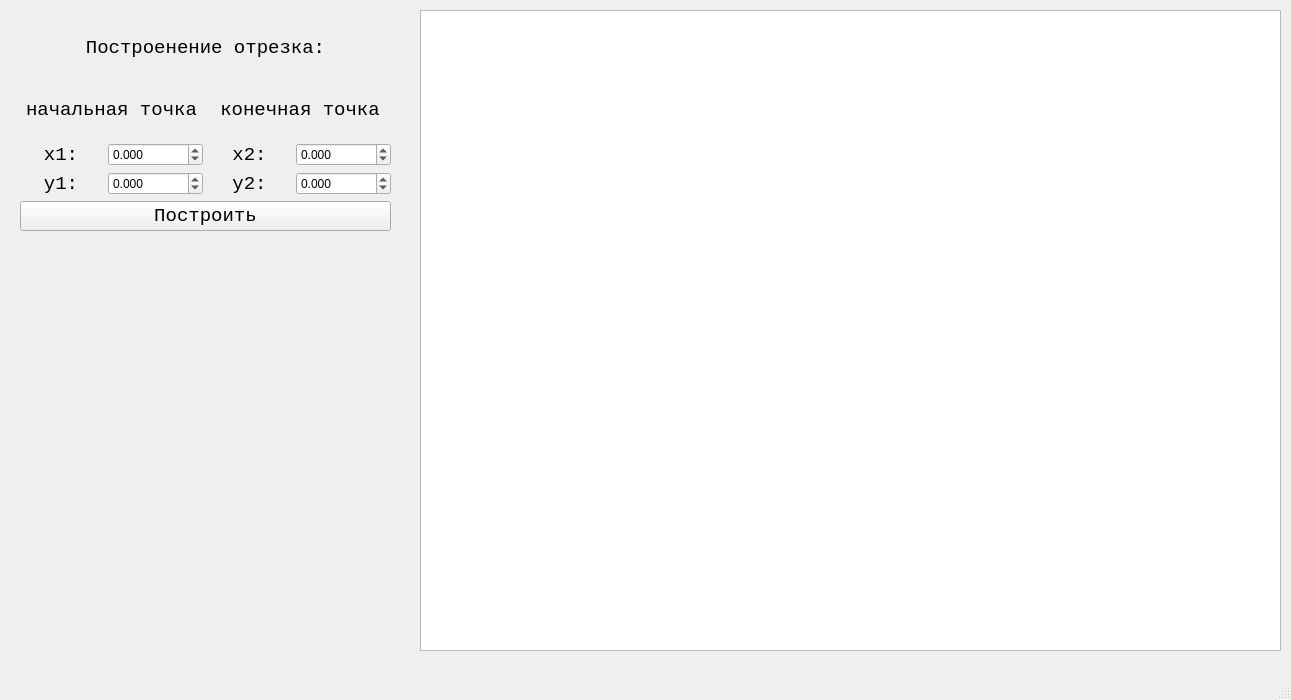
Old version of the form lab_03_cg/mainwindow.ui in the repository 4otis/4sem-computer-graphics.
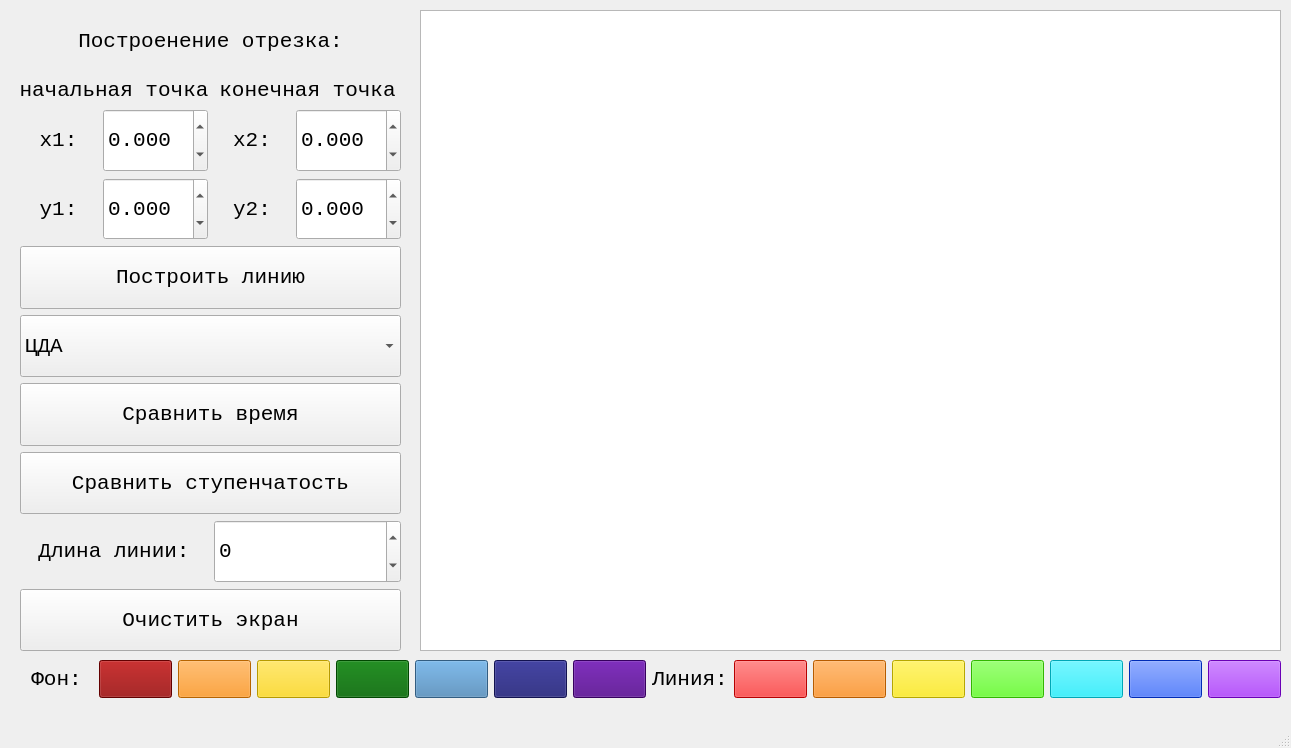
New version of the form.

Commit message: User interface was added.

The edit to the form file:
```diff
--- a/lab_03_cg/mainwindow.ui
+++ b/lab_03_cg/mainwindow.ui
@@ -7,7 +7,7 @@
     <x>0</x>
     <y>0</y>
     <width>1291</width>
-    <height>700</height>
+    <height>748</height>
    </rect>
   </property>
   <property name="windowTitle">
@@ -35,6 +35,11 @@
       <height>651</height>
      </size>
     </property>
+    <property name="font">
+     <font>
+      <pointsize>16</pointsize>
+     </font>
+    </property>
     <property name="verticalScrollBarPolicy">
      <enum>Qt::ScrollBarAlwaysOff</enum>
     </property>
@@ -60,18 +65,23 @@
     <property name="geometry">
      <rect>
       <x>20</x>
-      <y>20</y>
-      <width>371</width>
-      <height>211</height>
+      <y>10</y>
+      <width>381</width>
+      <height>641</height>
      </rect>
     </property>
+    <property name="font">
+     <font>
+      <pointsize>16</pointsize>
+     </font>
+    </property>
     <layout class="QGridLayout" name="gridLayout">
      <item row="3" column="0">
       <widget class="QLabel" name="label_7">
        <property name="font">
         <font>
          <family>Consolas</family>
-         <pointsize>14</pointsize>
+         <pointsize>16</pointsize>
         </font>
        </property>
        <property name="text">
@@ -82,8 +92,165 @@
        </property>
       </widget>
      </item>
+     <item row="7" column="0" colspan="4">
+      <widget class="QPushButton" name="pushButton_17">
+       <property name="sizePolicy">
+        <sizepolicy hsizetype="Minimum" vsizetype="Minimum">
+         <horstretch>0</horstretch>
+         <verstretch>0</verstretch>
+        </sizepolicy>
+       </property>
+       <property name="font">
+        <font>
+         <family>Consolas</family>
+         <pointsize>16</pointsize>
+        </font>
+       </property>
+       <property name="text">
+        <string>Сравнить ступенчатость</string>
+       </property>
+      </widget>
+     </item>
+     <item row="2" column="1">
+      <widget class="QDoubleSpinBox" name="doubleSpinBox">
+       <property name="sizePolicy">
+        <sizepolicy hsizetype="Minimum" vsizetype="Minimum">
+         <horstretch>0</horstretch>
+         <verstretch>0</verstretch>
+        </sizepolicy>
+       </property>
+       <property name="font">
+        <font>
+         <family>Consolas</family>
+         <pointsize>16</pointsize>
+        </font>
+       </property>
+       <property name="decimals">
+        <number>3</number>
+       </property>
+       <property name="minimum">
+        <double>-10000000.000000000000000</double>
+       </property>
+       <property name="maximum">
+        <double>10000000.000000000000000</double>
+       </property>
+      </widget>
+     </item>
+     <item row="1" column="2" colspan="2">
+      <widget class="QLabel" name="label_3">
+       <property name="font">
+        <font>
+         <family>Consolas</family>
+         <pointsize>16</pointsize>
+        </font>
+       </property>
+       <property name="text">
+        <string>конечная точка</string>
+       </property>
+       <property name="alignment">
+        <set>Qt::AlignCenter</set>
+       </property>
+      </widget>
+     </item>
+     <item row="5" column="0" colspan="4">
+      <widget class="QComboBox" name="comboBox">
+       <property name="sizePolicy">
+        <sizepolicy hsizetype="Minimum" vsizetype="Minimum">
+         <horstretch>0</horstretch>
+         <verstretch>0</verstretch>
+        </sizepolicy>
+       </property>
+       <property name="font">
+        <font>
+         <family>Consolas</family>
+         <pointsize>16</pointsize>
+        </font>
+       </property>
+       <item>
+        <property name="text">
+         <string>ЦДА</string>
+        </property>
+       </item>
+       <item>
+        <property name="text">
+         <string>Брезенхема (действительный)</string>
+        </property>
+       </item>
+       <item>
+        <property name="text">
+         <string>Брезенхема (целочисленный)</string>
+        </property>
+       </item>
+       <item>
+        <property name="text">
+         <string>Брезенхема с устранением ступенчатости</string>
+        </property>
+       </item>
+       <item>
+        <property name="text">
+         <string>Библиотечный</string>
+        </property>
+       </item>
+      </widget>
+     </item>
      <item row="3" column="1">
       <widget class="QDoubleSpinBox" name="doubleSpinBox_4">
+       <property name="sizePolicy">
+        <sizepolicy hsizetype="Minimum" vsizetype="Minimum">
+         <horstretch>0</horstretch>
+         <verstretch>0</verstretch>
+        </sizepolicy>
+       </property>
+       <property name="font">
+        <font>
+         <family>Consolas</family>
+         <pointsize>16</pointsize>
+        </font>
+       </property>
+       <property name="decimals">
+        <number>3</number>
+       </property>
+       <property name="minimum">
+        <double>-10000000.000000000000000</double>
+       </property>
+       <property name="maximum">
+        <double>10000000.000000000000000</double>
+       </property>
+      </widget>
+     </item>
+     <item row="11" column="0" colspan="4">
+      <widget class="QPushButton" name="pushButton_18">
+       <property name="sizePolicy">
+        <sizepolicy hsizetype="Minimum" vsizetype="Minimum">
+         <horstretch>0</horstretch>
+         <verstretch>0</verstretch>
+        </sizepolicy>
+       </property>
+       <property name="font">
+        <font>
+         <family>Consolas</family>
+         <pointsize>16</pointsize>
+        </font>
+       </property>
+       <property name="text">
+        <string>Очистить экран</string>
+       </property>
+      </widget>
+     </item>
+     <item row="2" column="3">
+      <widget class="QDoubleSpinBox" name="doubleSpinBox_2">
+       <property name="sizePolicy">
+        <sizepolicy hsizetype="Minimum" vsizetype="Minimum">
+         <horstretch>0</horstretch>
+         <verstretch>0</verstretch>
+        </sizepolicy>
+       </property>
+       <property name="font">
+        <font>
+         <family>Consolas</family>
+         <pointsize>16</pointsize>
+        </font>
+       </property>
        <property name="decimals">
         <number>3</number>
        </property>
@@ -100,7 +267,7 @@
        <property name="font">
         <font>
          <family>Consolas</family>
-         <pointsize>14</pointsize>
+         <pointsize>16</pointsize>
         </font>
        </property>
        <property name="text">
@@ -111,16 +278,19 @@
        </property>
       </widget>
      </item>
-     <item row="2" column="3">
-      <widget class="QDoubleSpinBox" name="doubleSpinBox_2">
-       <property name="decimals">
-        <number>3</number>
+     <item row="3" column="2">
+      <widget class="QLabel" name="label_6">
+       <property name="font">
+        <font>
+         <family>Consolas</family>
+         <pointsize>16</pointsize>
+        </font>
        </property>
-       <property name="minimum">
-        <double>-10000000.000000000000000</double>
+       <property name="text">
+        <string>y2:</string>
        </property>
-       <property name="maximum">
-        <double>10000000.000000000000000</double>
+       <property name="alignment">
+        <set>Qt::AlignCenter</set>
        </property>
       </widget>
      </item>
@@ -129,7 +299,7 @@
        <property name="font">
         <font>
          <family>Consolas</family>
-         <pointsize>14</pointsize>
+         <pointsize>16</pointsize>
         </font>
        </property>
        <property name="text">
@@ -145,7 +315,7 @@
        <property name="font">
         <font>
          <family>Consolas</family>
-         <pointsize>14</pointsize>
+         <pointsize>16</pointsize>
         </font>
        </property>
        <property name="text">
@@ -156,37 +326,20 @@
        </property>
       </widget>
      </item>
-     <item row="3" column="2">
-      <widget class="QLabel" name="label_6">
-       <property name="font">
-        <font>
-         <family>Consolas</family>
-         <pointsize>14</pointsize>
-        </font>
-       </property>
-       <property name="text">
-        <string>y2:</string>
-       </property>
-       <property name="alignment">
-        <set>Qt::AlignCenter</set>
-       </property>
-      </widget>
-     </item>
-     <item row="2" column="1">
-      <widget class="QDoubleSpinBox" name="doubleSpinBox">
-       <property name="decimals">
-        <number>3</number>
-       </property>
-       <property name="minimum">
-        <double>-10000000.000000000000000</double>
-       </property>
-       <property name="maximum">
-        <double>10000000.000000000000000</double>
-       </property>
-      </widget>
-     </item>
      <item row="3" column="3">
       <widget class="QDoubleSpinBox" name="doubleSpinBox_3">
+       <property name="sizePolicy">
+        <sizepolicy hsizetype="Minimum" vsizetype="Minimum">
+         <horstretch>0</horstretch>
+         <verstretch>0</verstretch>
+        </sizepolicy>
+       </property>
+       <property name="font">
+        <font>
+         <family>Consolas</family>
+         <pointsize>16</pointsize>
+        </font>
+       </property>
        <property name="decimals">
         <number>3</number>
        </property>
@@ -198,12 +351,37 @@
        </property>
       </widget>
      </item>
+     <item row="6" column="0" colspan="4">
+      <widget class="QPushButton" name="pushButton_16">
+       <property name="sizePolicy">
+        <sizepolicy hsizetype="Minimum" vsizetype="Minimum">
+         <horstretch>0</horstretch>
+         <verstretch>0</verstretch>
+        </sizepolicy>
+       </property>
+       <property name="font">
+        <font>
+         <family>Consolas</family>
+         <pointsize>16</pointsize>
+        </font>
+       </property>
+       <property name="text">
+        <string>Сравнить время</string>
+       </property>
+      </widget>
+     </item>
      <item row="1" column="0" colspan="2">
       <widget class="QLabel" name="label_2">
+       <property name="sizePolicy">
+        <sizepolicy hsizetype="Preferred" vsizetype="Fixed">
+         <horstretch>0</horstretch>
+         <verstretch>0</verstretch>
+        </sizepolicy>
+       </property>
        <property name="font">
         <font>
          <family>Consolas</family>
-         <pointsize>14</pointsize>
+         <pointsize>16</pointsize>
         </font>
        </property>
        <property name="text">
@@ -214,32 +392,406 @@
        </property>
       </widget>
      </item>
-     <item row="1" column="2" colspan="2">
-      <widget class="QLabel" name="label_3">
-       <property name="font">
-        <font>
-         <family>Consolas</family>
-         <pointsize>14</pointsize>
-        </font>
-       </property>
-       <property name="text">
-        <string>конечная точка</string>
-       </property>
-       <property name="alignment">
-        <set>Qt::AlignCenter</set>
-       </property>
-      </widget>
-     </item>
      <item row="4" column="0" colspan="4">
       <widget class="QPushButton" name="pushButton">
+       <property name="sizePolicy">
+        <sizepolicy hsizetype="Minimum" vsizetype="Minimum">
+         <horstretch>0</horstretch>
+         <verstretch>0</verstretch>
+        </sizepolicy>
+       </property>
        <property name="font">
         <font>
          <family>Consolas</family>
-         <pointsize>14</pointsize>
+         <pointsize>16</pointsize>
         </font>
        </property>
        <property name="text">
-        <string>Построить</string>
+        <string>Построить линию</string>
+       </property>
+      </widget>
+     </item>
+     <item row="9" column="2" colspan="2">
+      <widget class="QDoubleSpinBox" name="doubleSpinBox_5">
+       <property name="sizePolicy">
+        <sizepolicy hsizetype="Minimum" vsizetype="Minimum">
+         <horstretch>0</horstretch>
+         <verstretch>0</verstretch>
+        </sizepolicy>
+       </property>
+       <property name="font">
+        <font>
+         <family>Consolas</family>
+         <pointsize>16</pointsize>
+        </font>
+       </property>
+       <property name="decimals">
+        <number>0</number>
+       </property>
+       <property name="minimum">
+        <double>-10000000.000000000000000</double>
+       </property>
+       <property name="maximum">
+        <double>10000000.000000000000000</double>
+       </property>
+      </widget>
+     </item>
+     <item row="9" column="0" colspan="2">
+      <widget class="QLabel" name="label_10">
+       <property name="font">
+        <font>
+         <family>Consolas</family>
+         <pointsize>16</pointsize>
+        </font>
+       </property>
+       <property name="text">
+        <string>Длина линии:</string>
+       </property>
+       <property name="alignment">
+        <set>Qt::AlignCenter</set>
+       </property>
+      </widget>
+     </item>
+    </layout>
+   </widget>
+   <widget class="QWidget" name="gridLayoutWidget_2">
+    <property name="geometry">
+     <rect>
+      <x>20</x>
+      <y>660</y>
+      <width>1261</width>
+      <height>38</height>
+     </rect>
+    </property>
+    <property name="font">
+     <font>
+      <pointsize>16</pointsize>
+     </font>
+    </property>
+    <layout class="QGridLayout" name="gridLayout_2">
+     <item row="0" column="11">
+      <widget class="QPushButton" name="pushButton_12">
+       <property name="sizePolicy">
+        <sizepolicy hsizetype="Minimum" vsizetype="Minimum">
+         <horstretch>0</horstretch>
+         <verstretch>0</verstretch>
+        </sizepolicy>
+       </property>
+       <property name="font">
+        <font>
+         <pointsize>16</pointsize>
+        </font>
+       </property>
+       <property name="styleSheet">
+        <string notr="true">background-color: rgb(255, 128, 0);</string>
+       </property>
+       <property name="text">
+        <string/>
+       </property>
+      </widget>
+     </item>
+     <item row="0" column="2">
+      <widget class="QPushButton" name="pushButton_3">
+       <property name="sizePolicy">
+        <sizepolicy hsizetype="Minimum" vsizetype="Minimum">
+         <horstretch>0</horstretch>
+         <verstretch>0</verstretch>
+        </sizepolicy>
+       </property>
+       <property name="font">
+        <font>
+         <pointsize>16</pointsize>
+        </font>
+       </property>
+       <property name="styleSheet">
+        <string notr="true">background-color: rgb(255, 140, 0);</string>
+       </property>
+       <property name="text">
+        <string/>
+       </property>
+      </widget>
+     </item>
+     <item row="0" column="10">
+      <widget class="QPushButton" name="pushButton_13">
+       <property name="sizePolicy">
+        <sizepolicy hsizetype="Minimum" vsizetype="Minimum">
+         <horstretch>0</horstretch>
+         <verstretch>0</verstretch>
+        </sizepolicy>
+       </property>
+       <property name="font">
+        <font>
+         <pointsize>16</pointsize>
+        </font>
+       </property>
+       <property name="styleSheet">
+        <string notr="true">background-color: rgb(255, 0, 0);</string>
+       </property>
+       <property name="text">
+        <string/>
+       </property>
+      </widget>
+     </item>
+     <item row="0" column="17">
+      <widget class="QPushButton" name="pushButton_10">
+       <property name="sizePolicy">
+        <sizepolicy hsizetype="Minimum" vsizetype="Minimum">
+         <horstretch>0</horstretch>
+         <verstretch>0</verstretch>
+        </sizepolicy>
+       </property>
+       <property name="font">
+        <font>
+         <pointsize>16</pointsize>
+        </font>
+       </property>
+       <property name="styleSheet">
+        <string notr="true">background-color: rgb(0, 234, 255);</string>
+       </property>
+       <property name="text">
+        <string/>
+       </property>
+      </widget>
+     </item>
+     <item row="0" column="6">
+      <widget class="QPushButton" name="pushButton_7">
+       <property name="sizePolicy">
+        <sizepolicy hsizetype="Minimum" vsizetype="Minimum">
+         <horstretch>0</horstretch>
+         <verstretch>0</verstretch>
+        </sizepolicy>
+       </property>
+       <property name="font">
+        <font>
+         <pointsize>16</pointsize>
+        </font>
+       </property>
+       <property name="styleSheet">
+        <string notr="true">background-color: rgb(25, 25, 112);</string>
+       </property>
+       <property name="text">
+        <string/>
+       </property>
+      </widget>
+     </item>
+     <item row="0" column="18">
+      <widget class="QPushButton" name="pushButton_15">
+       <property name="sizePolicy">
+        <sizepolicy hsizetype="Minimum" vsizetype="Minimum">
+         <horstretch>0</horstretch>
+         <verstretch>0</verstretch>
+        </sizepolicy>
+       </property>
+       <property name="font">
+        <font>
+         <pointsize>16</pointsize>
+        </font>
+       </property>
+       <property name="styleSheet">
+        <string notr="true">background-color: rgb(0, 60, 255);</string>
+       </property>
+       <property name="text">
+        <string/>
+       </property>
+      </widget>
+     </item>
+     <item row="0" column="13">
+      <widget class="QPushButton" name="pushButton_9">
+       <property name="sizePolicy">
+        <sizepolicy hsizetype="Minimum" vsizetype="Minimum">
+         <horstretch>0</horstretch>
+         <verstretch>0</verstretch>
+        </sizepolicy>
+       </property>
+       <property name="font">
+        <font>
+         <pointsize>16</pointsize>
+        </font>
+       </property>
+       <property name="styleSheet">
+        <string notr="true">background-color: rgb(255, 234, 0);</string>
+       </property>
+       <property name="text">
+        <string/>
+       </property>
+      </widget>
+     </item>
+     <item row="0" column="1">
+      <widget class="QPushButton" name="pushButton_2">
+       <property name="sizePolicy">
+        <sizepolicy hsizetype="Minimum" vsizetype="Minimum">
+         <horstretch>0</horstretch>
+         <verstretch>0</verstretch>
+        </sizepolicy>
+       </property>
+       <property name="font">
+        <font>
+         <pointsize>16</pointsize>
+        </font>
+       </property>
+       <property name="styleSheet">
+        <string notr="true">background-color: rgb(139, 0, 0);</string>
+       </property>
+       <property name="text">
+        <string/>
+       </property>
+      </widget>
+     </item>
+     <item row="0" column="7">
+      <widget class="QPushButton" name="pushButton_8">
+       <property name="sizePolicy">
+        <sizepolicy hsizetype="Minimum" vsizetype="Minimum">
+         <horstretch>0</horstretch>
+         <verstretch>0</verstretch>
+        </sizepolicy>
+       </property>
+       <property name="font">
+        <font>
+         <pointsize>16</pointsize>
+        </font>
+       </property>
+       <property name="styleSheet">
+        <string notr="true">background-color: rgb(75, 0, 130);</string>
+       </property>
+       <property name="text">
+        <string/>
+       </property>
+      </widget>
+     </item>
+     <item row="0" column="5">
+      <widget class="QPushButton" name="pushButton_6">
+       <property name="sizePolicy">
+        <sizepolicy hsizetype="Minimum" vsizetype="Minimum">
+         <horstretch>0</horstretch>
+         <verstretch>0</verstretch>
+        </sizepolicy>
+       </property>
+       <property name="font">
+        <font>
+         <pointsize>16</pointsize>
+        </font>
+       </property>
+       <property name="styleSheet">
+        <string notr="true">background-color: rgb(70, 130, 180);</string>
+       </property>
+       <property name="text">
+        <string/>
+       </property>
+      </widget>
+     </item>
+     <item row="0" column="3">
+      <widget class="QPushButton" name="pushButton_4">
+       <property name="sizePolicy">
+        <sizepolicy hsizetype="Minimum" vsizetype="Minimum">
+         <horstretch>0</horstretch>
+         <verstretch>0</verstretch>
+        </sizepolicy>
+       </property>
+       <property name="font">
+        <font>
+         <pointsize>16</pointsize>
+        </font>
+       </property>
+       <property name="styleSheet">
+        <string notr="true">background-color: rgb(255, 215, 0);</string>
+       </property>
+       <property name="text">
+        <string/>
+       </property>
+      </widget>
+     </item>
+     <item row="0" column="15">
+      <widget class="QPushButton" name="pushButton_11">
+       <property name="sizePolicy">
+        <sizepolicy hsizetype="Minimum" vsizetype="Minimum">
+         <horstretch>0</horstretch>
+         <verstretch>0</verstretch>
+        </sizepolicy>
+       </property>
+       <property name="font">
+        <font>
+         <pointsize>16</pointsize>
+        </font>
+       </property>
+       <property name="styleSheet">
+        <string notr="true">background-color: rgb(68, 255, 0);</string>
+       </property>
+       <property name="text">
+        <string/>
+       </property>
+      </widget>
+     </item>
+     <item row="0" column="9">
+      <widget class="QLabel" name="label_9">
+       <property name="font">
+        <font>
+         <family>Consolas</family>
+         <pointsize>16</pointsize>
+        </font>
+       </property>
+       <property name="text">
+        <string>Линия:</string>
+       </property>
+       <property name="alignment">
+        <set>Qt::AlignCenter</set>
+       </property>
+      </widget>
+     </item>
+     <item row="0" column="0">
+      <widget class="QLabel" name="label_8">
+       <property name="font">
+        <font>
+         <family>Consolas</family>
+         <pointsize>16</pointsize>
+        </font>
+       </property>
+       <property name="text">
+        <string>Фон:</string>
+       </property>
+       <property name="alignment">
+        <set>Qt::AlignCenter</set>
+       </property>
+      </widget>
+     </item>
+     <item row="0" column="4">
+      <widget class="QPushButton" name="pushButton_5">
+       <property name="sizePolicy">
+        <sizepolicy hsizetype="Minimum" vsizetype="Minimum">
+         <horstretch>0</horstretch>
+         <verstretch>0</verstretch>
+        </sizepolicy>
+       </property>
+       <property name="font">
+        <font>
+         <pointsize>16</pointsize>
+        </font>
+       </property>
+       <property name="styleSheet">
+        <string notr="true">background-color: rgb(0, 100, 0);</string>
+       </property>
+       <property name="text">
+        <string/>
+       </property>
+      </widget>
+     </item>
+     <item row="0" column="19">
+      <widget class="QPushButton" name="pushButton_14">
+       <property name="sizePolicy">
+        <sizepolicy hsizetype="Minimum" vsizetype="Minimum">
+         <horstretch>0</horstretch>
+         <verstretch>0</verstretch>
+        </sizepolicy>
+       </property>
+       <property name="font">
+        <font>
+         <pointsize>16</pointsize>
+        </font>
+       </property>
+       <property name="styleSheet">
+        <string notr="true">background-color: rgb(149, 0, 255);</string>
+       </property>
+       <property name="text">
+        <string/>
        </property>
       </widget>
      </item>
```
